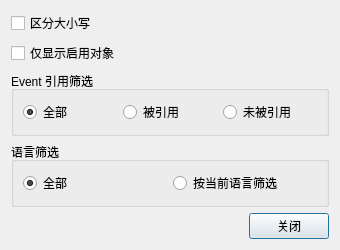
The window that ui/AdvancedFilter.ui (victor647/WAAPI_Tools) describes before a commit, drawn with Qt 5.
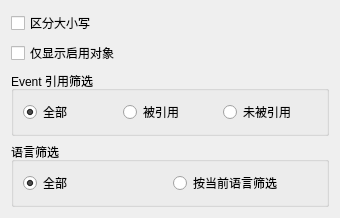
The same window after the commit.

```diff
--- a/ui/AdvancedFilter.ui
+++ b/ui/AdvancedFilter.ui
@@ -93,30 +93,6 @@
      </layout>
     </widget>
    </item>
-   <item>
-    <layout class="QHBoxLayout" name="buttonRow">
-     <item>
-      <spacer name="buttonSpacer">
-       <property name="orientation">
-        <enum>Qt::Horizontal</enum>
-       </property>
-       <property name="sizeHint" stdset="0">
-        <size>
-         <width>40</width>
-         <height>20</height>
-        </size>
-       </property>
-      </spacer>
-     </item>
-     <item>
-      <widget class="QPushButton" name="btnClose">
-       <property name="text">
-        <string>关闭</string>
-       </property>
-      </widget>
-     </item>
-    </layout>
-   </item>
   </layout>
  </widget>
  <resources/>
```
